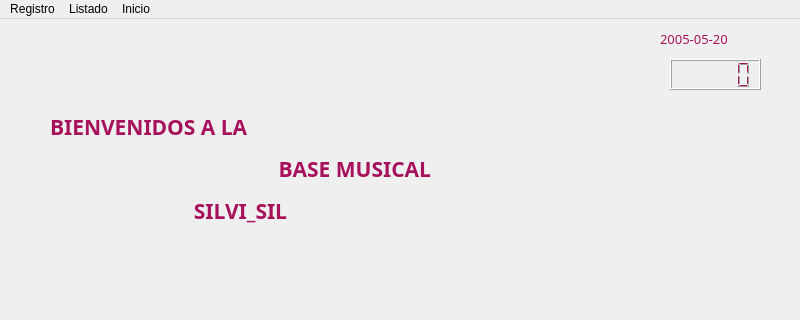
Before: the Qt Designer form Proyectos/Project_Music_DB/ventanas/ventana_bienvenida.ui in SilviaSanjose/Python_exercices, drawn with Qt 5; both pictures show x 0 to 800 and y 0 to 320 of the 800 by 630 pixel window.
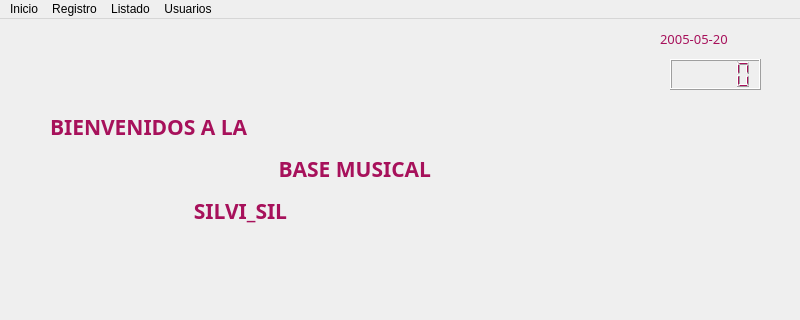
After: the same form once the commit is applied.

Diff of the .ui file:
```diff
--- a/Proyectos/Project_Music_DB/ventanas/ventana_bienvenida.ui
+++ b/Proyectos/Project_Music_DB/ventanas/ventana_bienvenida.ui
@@ -104,9 +104,16 @@
      <string>Inicio</string>
     </property>
    </widget>
+   <widget class="QMenu" name="menuUsuarios">
+    <property name="title">
+     <string>Usuarios</string>
+    </property>
+    <addaction name="sub_menu_registro_usuario"/>
+   </widget>
+   <addaction name="sub_menu_inicio"/>
    <addaction name="menuRegistro"/>
    <addaction name="menuListado"/>
-   <addaction name="sub_menu_inicio"/>
+   <addaction name="menuUsuarios"/>
   </widget>
   <widget class="QStatusBar" name="statusbar"/>
   <action name="sub_menu_registro">
```
Left out of the diff: 5 changed lines with no effect on the pictures.
